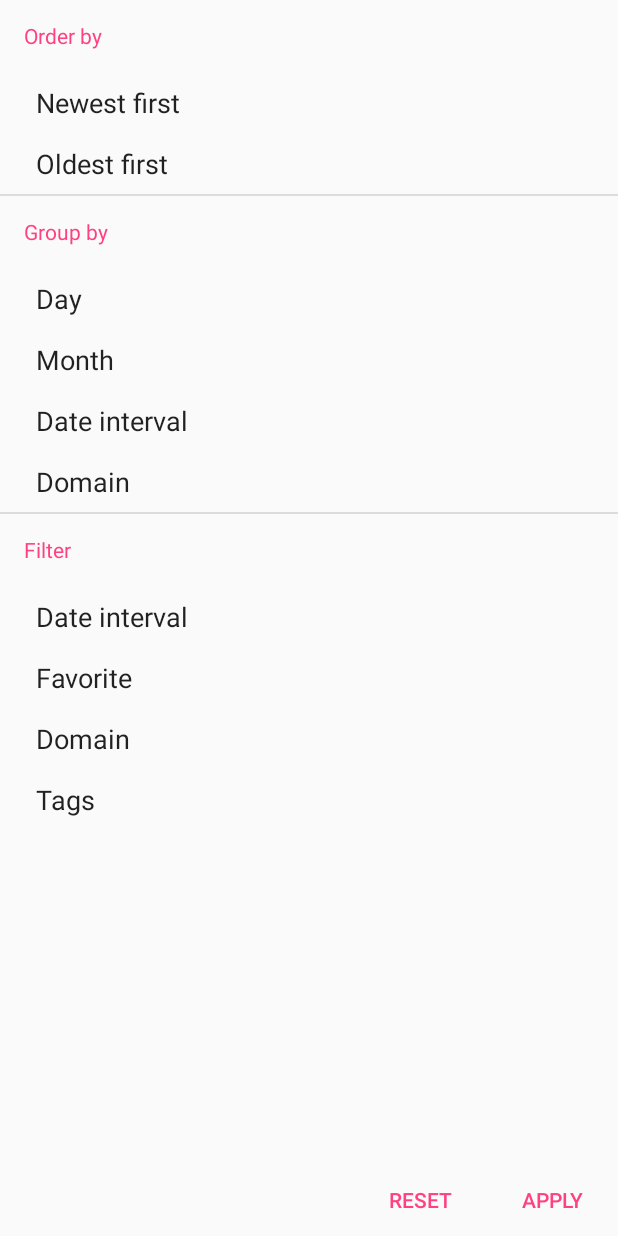
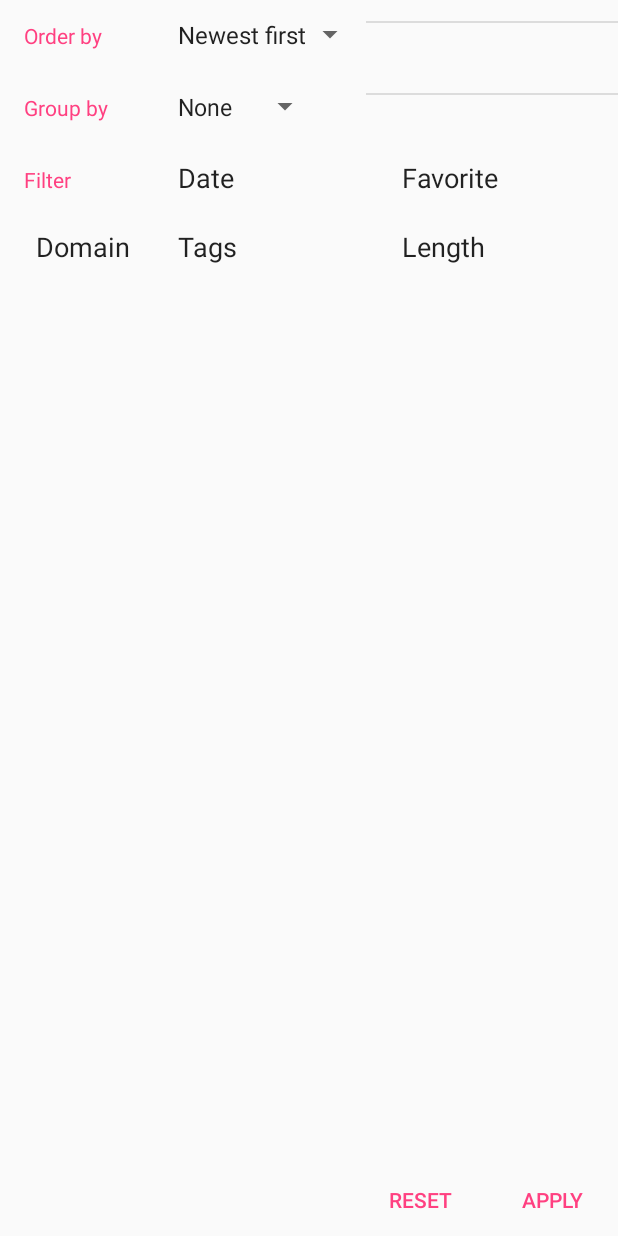
Before and after one commit to balesz/android-WIIMP, an Android app: the layout filter.xml on its own in the app's theme, with its tools: preview values and no code run, on a phone screen of 412 x 824 dp. Run offline under Robolectric (Android 15) with nearby library versions, the phone set to English and light mode, and no system bars.

Commit message:
Change the sort and group fields to spinner

```diff
--- a/app/src/main/res/layout/filter.xml
+++ b/app/src/main/res/layout/filter.xml
@@ -32,69 +32,47 @@
         android:id="@+id/filter_scroll">
         <android.support.v7.widget.GridLayout
             android:layout_width="match_parent"
-            android:layout_height="match_parent"
-            app:columnCount="2"
+            android:layout_height="wrap_content"
+            app:columnCount="3"
             tools:ignore="ContentDescription"
             android:theme="@style/AppTheme.Filter">
 
-            <android.support.v7.widget.AppCompatTextView
-                style="?attr/filterHeader"
-                app:layout_columnSpan="2"
+            <android.support.v7.widget.AppCompatTextView style="?attr/filterHeader"
                 android:text="Order by"/>
-            <android.support.v7.widget.AppCompatTextView
-                style="?attr/filterItem"
-                app:layout_columnSpan="2"
-                android:text="Newest first"/>
-            <android.support.v7.widget.AppCompatTextView
-                style="?attr/filterItem"
-                app:layout_columnSpan="2"
-                android:text="Oldest first"/>
 
-            <View style="?attr/filterDivider"/>
+            <android.support.v7.widget.AppCompatSpinner style="?attr/filterSpinner"
+                android:entries="@array/filter_order"
+                android:spinnerMode="dropdown"/>
 
-            <android.support.v7.widget.AppCompatTextView
-                style="?attr/filterHeader"
-                app:layout_columnSpan="2"
+            <android.support.v7.widget.AppCompatTextView style="?attr/filterDivider"/>
+
+            <android.support.v7.widget.AppCompatTextView style="?attr/filterHeader"
                 android:text="Group by"/>
-            <android.support.v7.widget.AppCompatTextView
-                style="?attr/filterItem"
-                app:layout_columnSpan="2"
-                android:text="Day"/>
-            <android.support.v7.widget.AppCompatTextView
-                style="?attr/filterItem"
-                app:layout_columnSpan="2"
-                android:text="Month"/>
-            <android.support.v7.widget.AppCompatTextView
-                style="?attr/filterItem"
-                app:layout_columnSpan="2"
-                android:text="Date interval"/>
-            <android.support.v7.widget.AppCompatTextView
-                style="?attr/filterItem"
-                app:layout_columnSpan="2"
+
+            <android.support.v7.widget.AppCompatSpinner style="?attr/filterSpinner"
+                android:entries="@array/filter_group"
+                android:spinnerMode="dropdown"/>
+
+            <android.support.v7.widget.AppCompatTextView style="?attr/filterDivider"/>
+
+            <android.support.v7.widget.AppCompatTextView style="?attr/filterHeader"
+                android:text="Filter"/>
+
+            <android.support.v7.widget.AppCompatTextView style="?attr/filterItem"
+                android:text="Date"
+                android:id="@+id/filter_filter_date"/>
+
+            <android.support.v7.widget.AppCompatTextView style="?attr/filterItem"
+                android:text="Favorite"/>
+
+            <android.support.v7.widget.AppCompatTextView style="?attr/filterItem"
                 android:text="Domain"/>
 
-            <View style="?attr/filterDivider"/>
+            <android.support.v7.widget.AppCompatTextView style="?attr/filterItem"
+                android:text="Tags"/>
 
-            <android.support.v7.widget.AppCompatTextView
-                style="?attr/filterHeader"
-                app:layout_columnSpan="2"
-                android:text="Filter"/>
-            <android.support.v7.widget.AppCompatTextView
-                style="?attr/filterItem"
-                app:layout_columnSpan="2"
-                android:text="Date interval"/>
-            <android.support.v7.widget.AppCompatTextView
-                style="?attr/filterItem"
-                app:layout_columnSpan="2"
-                android:text="Favorite"/>
-            <android.support.v7.widget.AppCompatTextView
-                style="?attr/filterItem"
-                app:layout_columnSpan="2"
-                android:text="Domain"/>
-            <android.support.v7.widget.AppCompatTextView
-                style="?attr/filterItem"
-                app:layout_columnSpan="2"
-                android:text="Tags"/>
+            <android.support.v7.widget.AppCompatTextView style="?attr/filterItem"
+                android:text="Length"/>
 
         </android.support.v7.widget.GridLayout>
     </android.support.v4.widget.NestedScrollView>
--- /dev/null
+++ b/app/src/main/res/values/arrays.xml
@@ -0,0 +1,18 @@
+<?xml version="1.0" encoding="utf-8"?>
+<resources>
+
+    <string-array name="filter_order">
+        <item>Newest first</item>
+        <item>Oldest first</item>
+        <item>Length</item>
+    </string-array>
+
+    <string-array name="filter_group">
+        <item>None</item>
+        <item>Day</item>
+        <item>Month</item>
+        <item>Domain</item>
+        <item>Length</item>
+    </string-array>
+
+</resources>
--- a/app/src/main/res/values/attrs.xml
+++ b/app/src/main/res/values/attrs.xml
@@ -10,5 +10,6 @@
         <attr name="filterSwitch" format="reference"/>
         <attr name="filterTextView" format="reference"/>
         <attr name="filterCheckBox" format="reference"/>
+        <attr name="filterSpinner" format="reference"/>
     </declare-styleable>
 </resources>
--- a/app/src/main/res/values/styles.xml
+++ b/app/src/main/res/values/styles.xml
@@ -23,6 +23,7 @@
         <item name="filterItem">@style/AppTheme.Filter.Item</item>
         <item name="filterSwitch">@style/AppTheme.Filter.Switch</item>
         <item name="filterCheckBox">@style/AppTheme.Filter.CheckBox</item>
+        <item name="filterSpinner">@style/AppTheme.Filter.Spinner</item>
     </style>
     <style name="AppTheme.Filter.Header">
         <item name="android:gravity">left|center_vertical</item>
@@ -30,24 +31,31 @@
         <item name="android:paddingLeft">16dp</item>
         <item name="android:textSize">14sp</item>
         <item name="android:textColor">?attr/colorAccent</item>
+        <item name="layout_columnSpan">3</item>
     </style>
     <style name="AppTheme.Filter.Divider">
+        <item name="android:layout_width">match_parent</item>
         <item name="android:background">@drawable/divider</item>
-        <item name="android:layout_width">match_parent</item>
         <item name="android:layout_height">1dp</item>
+        <item name="layout_columnSpan">3</item>
     </style>
     <style name="AppTheme.Filter.Item">
-        <item name="android:layout_width">match_parent</item>
+        <item name="android:layout_width">wrap_content</item>
         <item name="android:layout_height">wrap_content</item>
         <item name="android:paddingTop">8dp</item>
         <item name="android:paddingBottom">8dp</item>
         <item name="android:paddingLeft">24dp</item>
         <item name="android:paddingRight">8dp</item>
         <item name="android:textSize">18sp</item>
+        <item name="layout_columnSpan">3</item>
     </style>
     <style name="AppTheme.Filter.Switch" parent="AppTheme.Filter.Item">
     </style>
     <style name="AppTheme.Filter.CheckBox" parent="AppTheme.Filter.Item">
     </style>
+    <style name="AppTheme.Filter.Spinner" parent="AppTheme.Filter.Item">
+        <item name="layout_gravity">fill</item>
+        <item name="android:paddingLeft">16dp</item>
+    </style>
 
 </resources>
```
